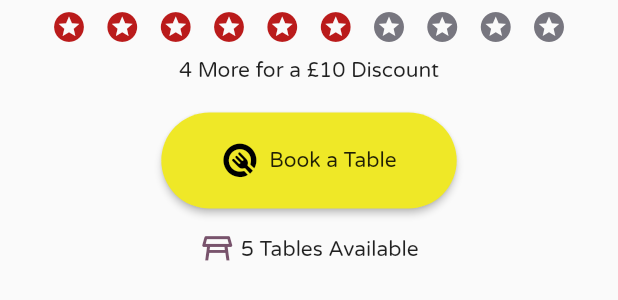
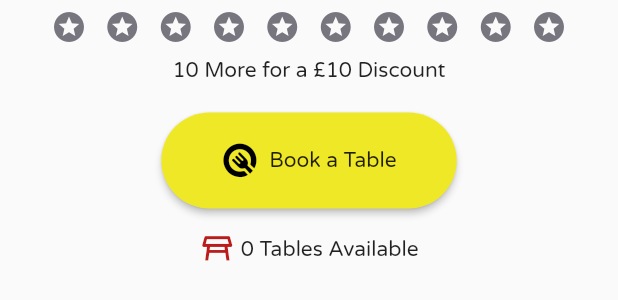
Before and after one commit to sebastianiszek/out_app, a Flutter app: the RestaurantViewSecondSection widget shown alone on an empty page, opened directly, on a phone screen of 412 x 824 dp. Shown: the top 300 px of the screen. Run offline on Flutter 3.47's test engine with Material 2 defaults, Android fonts, the phone set to English and light mode, and no system bars; our stand-ins replace cloud_firestore, firebase_core; accounts and stored records are empty.

Commit message:
RestaurantViewScreen loads data from firebase

```diff
--- a/lib/home_body/components/card.dart
+++ b/lib/home_body/components/card.dart
@@ -37,7 +37,9 @@ class RestaurantCard extends StatelessWidget {
           Navigator.push(
             context,
             MaterialPageRoute(
-              builder: (context) => const RestaurantViewScreen(),
+              builder: (context) => const RestaurantViewScreen(
+                documentID: 'ovT5HCJ1dRJwhFkebQRU',
+              ),
             ),
           );
         },
--- a/lib/restaurant_screen/components/second_section.dart
+++ b/lib/restaurant_screen/components/second_section.dart
@@ -24,7 +24,7 @@ class RestaurantViewSecondSection extends StatelessWidget {
           ),
         ),
         Text(
-          getRemaining(stamps).toString() + " More for a £10 Discount",
+          getDiscountText(stamps),
           style: Theme.of(context).textTheme.bodyText1,
         ),
         Padding(
@@ -51,7 +51,7 @@ class RestaurantViewSecondSection extends StatelessWidget {
           children: [
             getTableIcon(tables, 24),
             Text(
-              " 5 Tables Available",
+              " " + tables.toString() + " Tables Available",
               style: Theme.of(context).textTheme.bodyText1,
             )
           ],
@@ -64,6 +64,13 @@ class RestaurantViewSecondSection extends StatelessWidget {
 List<Widget> getList(int total, int quantity) {
   //red BA1B1B
   //blank 77767F
+
+  if (quantity > 10) {
+    quantity = 10;
+  } else if (quantity < 0) {
+    quantity = 0;
+  }
+
   List<Widget> stars = [];
   for (var i = 0; i < quantity; i++) {
     stars.add(getIcon(false));
@@ -85,6 +92,18 @@ Icon getIcon(bool empty) {
   }
 }
 
-int getRemaining(int tables) {
-  return 10 - tables;
+String getDiscountText(int quantity) {
+  if (quantity > 10) {
+    quantity = 10;
+  } else if (quantity < 0) {
+    quantity = 0;
+  }
+
+  if (quantity == 10) {
+    return "£10 Discount Available";
+  }
+
+  quantity = 10 - quantity;
+
+  return quantity.toString() + " More for a £10 Discount";
 }
--- a/lib/search_body/components/search_card.dart
+++ b/lib/search_body/components/search_card.dart
@@ -43,7 +43,9 @@ class SearchCard extends StatelessWidget {
               Navigator.push(
                 context,
                 MaterialPageRoute(
-                  builder: (context) => const RestaurantViewScreen(),
+                  builder: (context) => RestaurantViewScreen(
+                    documentID: restaurant.id,
+                  ),
                 ),
               );
             },
```
Also changed, not shown: lib/restaurant_screen/restaurant_screen.dart (+62 -12 lines).
